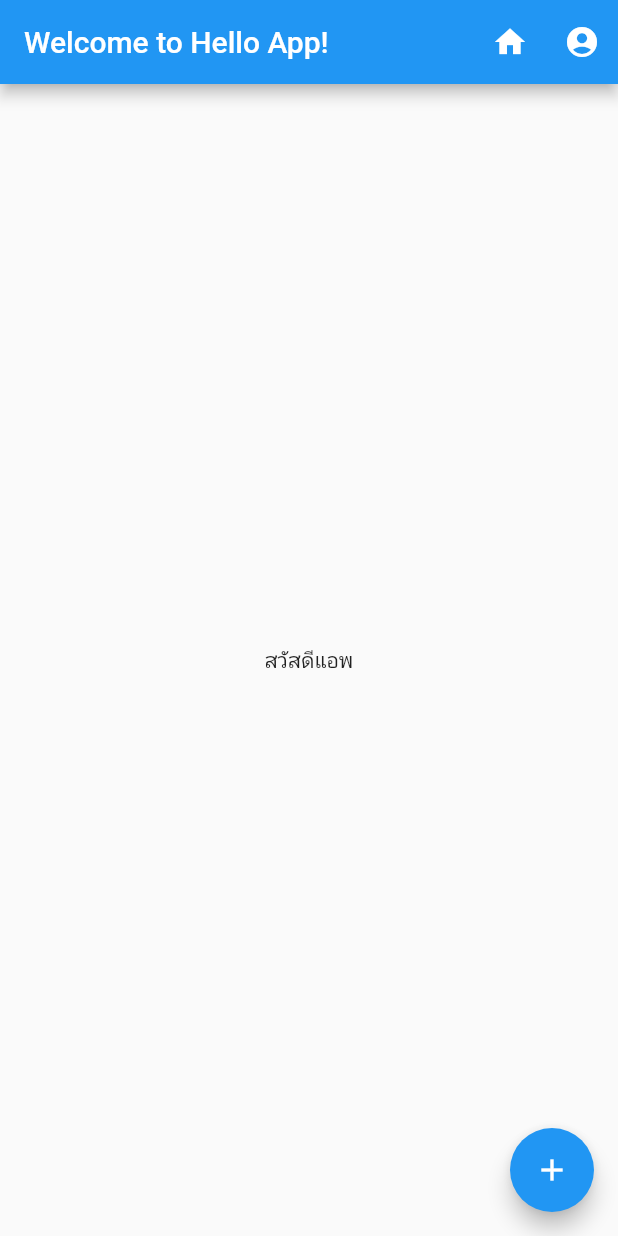
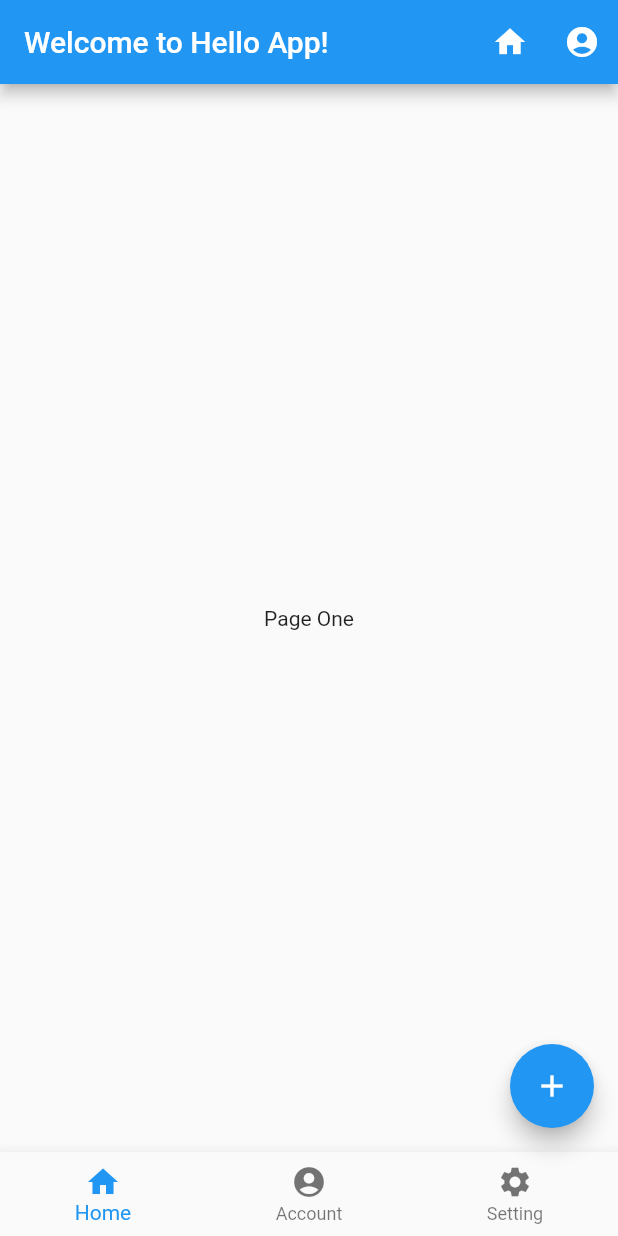
Before and after one commit to siteslave/flutter_basic_01, a Flutter app: the screen it shows after launch, after a tap on the "home" icon, on a phone screen of 412 x 824 dp. Run offline on Flutter 3.47's test engine with Material 2 defaults, Android fonts, the phone set to English and light mode, and no system bars.

Commit message:
add bottom navigation

```diff
--- a/lib/screens/home_screen.dart
+++ b/lib/screens/home_screen.dart
@@ -6,6 +6,8 @@ class HomeScreen extends StatefulWidget {
 }
 
 class _HomeScreenState extends State<HomeScreen> {
+  int currentIndex = 0;
+
   @override
   Widget build(BuildContext context) {
     Widget appBar = AppBar(
@@ -21,12 +23,55 @@ class _HomeScreenState extends State<HomeScreen> {
       child: Icon(Icons.add),
     );
 
+    List pages = [PageOne(), PageTwo(), PageThree()];
+
+    Widget bottomNavBar = BottomNavigationBar(
+        currentIndex: currentIndex,
+        onTap: (int index) {
+          setState(() {
+            currentIndex = index;
+          });
+        },
+        items: [
+          BottomNavigationBarItem(icon: Icon(Icons.home), title: Text('Home')),
+          BottomNavigationBarItem(
+              icon: Icon(Icons.account_circle), title: Text('Account')),
+          BottomNavigationBarItem(
+              icon: Icon(Icons.settings), title: Text('Setting')),
+        ]);
+
     return Scaffold(
       appBar: appBar,
-      body: Center(
-        child: Text('สวัสดีแอพ'),
-      ),
+      body: pages[currentIndex],
       floatingActionButton: floatingAction,
+      bottomNavigationBar: bottomNavBar,
     );
   }
 }
+
+class PageOne extends StatelessWidget {
+  @override
+  Widget build(BuildContext context) {
+    return Center(
+      child: Text('Page One'),
+    );
+  }
+}
+
+class PageTwo extends StatelessWidget {
+  @override
+  Widget build(BuildContext context) {
+    return Center(
+      child: Text('Page Two'),
+    );
+  }
+}
+
+class PageThree extends StatelessWidget {
+  @override
+  Widget build(BuildContext context) {
+    return Center(
+      child: Text('Page Three'),
+    );
+  }
+}
```
